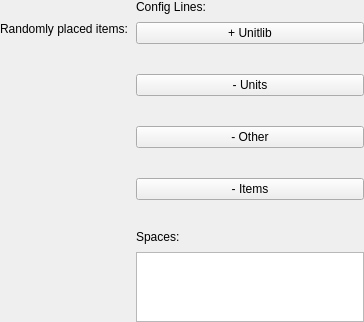
Qt form stfed/view/MifResourcePreview.ui (bamanon/stfed) before a commit.
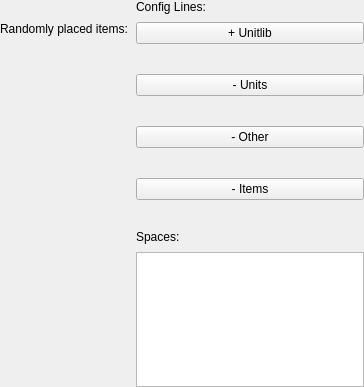
The same form after that commit.

The edit to the form file:
```diff
--- a/stfed/view/MifResourcePreview.ui
+++ b/stfed/view/MifResourcePreview.ui
@@ -7,7 +7,7 @@
     <x>0</x>
     <y>0</y>
     <width>364</width>
-    <height>293</height>
+    <height>387</height>
    </rect>
   </property>
   <property name="sizePolicy">
```
